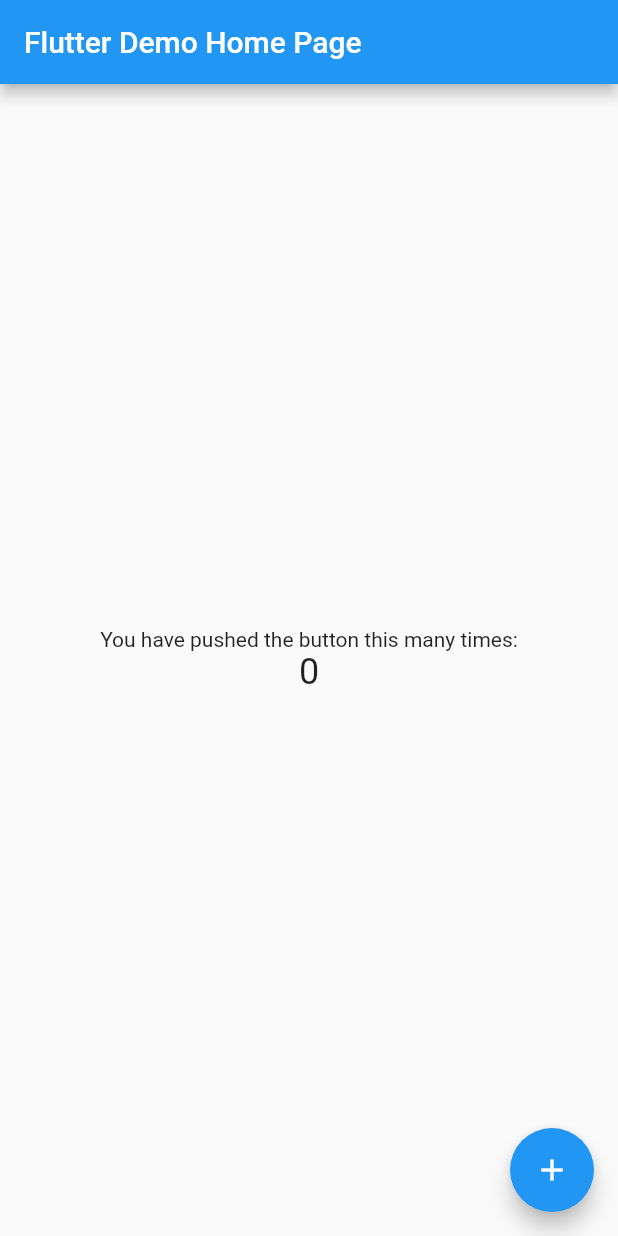
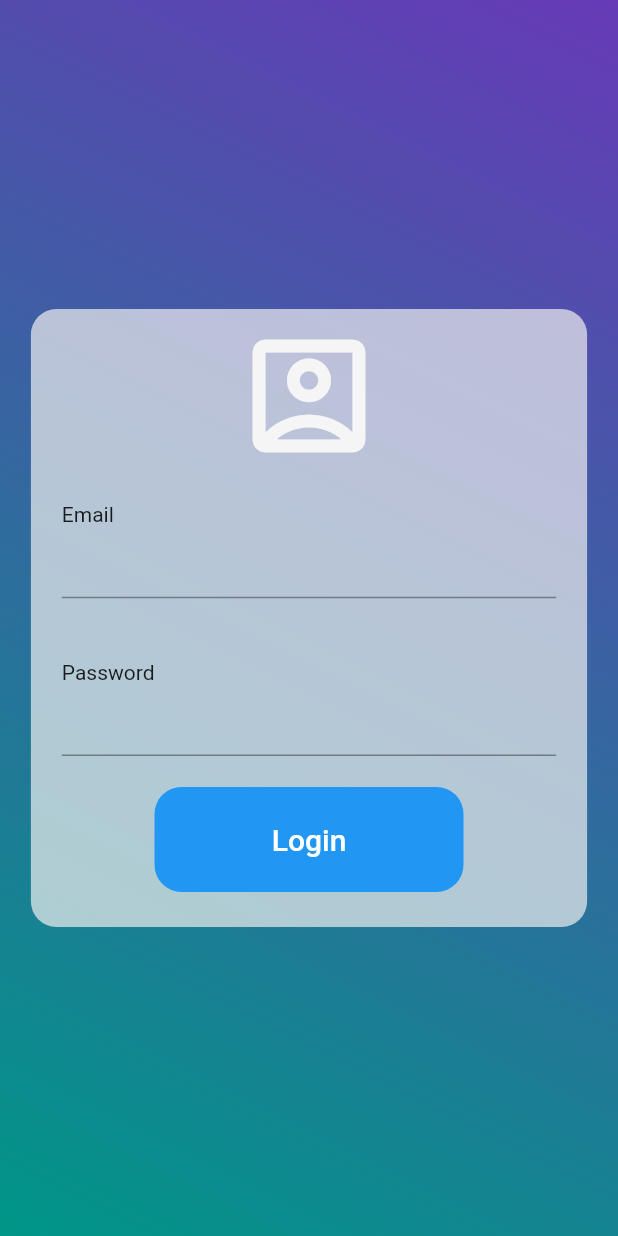
Before and after one commit to Madeean/MadeeKan, a Flutter app: the screen it shows after launch, on a phone screen of 412 x 824 dp. Run offline on Flutter 3.47's test engine with Material 2 defaults, Android fonts, the phone set to English and light mode, and no system bars.

Commit message:
ui login page

```diff
--- /dev/null
+++ b/lib/Auth/login_page.dart
@@ -0,0 +1,122 @@
+import 'dart:async';
+
+import 'package:flutter/material.dart';
+import 'package:madee_kan/Home/home_page.dart';
+import 'package:madee_kan/Widgets/loading_button.dart';
+
+class LoginPage extends StatefulWidget {
+  const LoginPage({Key? key}) : super(key: key);
+
+  @override
+  State<LoginPage> createState() => _LoginPageState();
+}
+
+class _LoginPageState extends State<LoginPage> {
+  bool isloading = false;
+  @override
+  Widget build(BuildContext context) {
+    final width = MediaQuery.of(context).size.width;
+    final height = MediaQuery.of(context).size.height;
+    return Scaffold(
+      body: Container(
+        decoration: BoxDecoration(
+          gradient: LinearGradient(
+            begin: Alignment.topRight,
+            end: Alignment.bottomLeft,
+            colors: [
+              Colors.deepPurple,
+              Colors.teal,
+            ],
+          ),
+        ),
+        child: Center(
+          child: Container(
+            width: MediaQuery.of(context).size.width * .9,
+            height: MediaQuery.of(context).size.height * .5,
+            decoration: BoxDecoration(
+              color: Colors.grey.shade200.withOpacity(0.7),
+              borderRadius: BorderRadius.circular(
+                17,
+              ),
+            ),
+            child: Column(
+              crossAxisAlignment: CrossAxisAlignment.start,
+              children: [
+                Center(
+                  child: Container(
+                    margin: EdgeInsets.only(top: width * 0.02),
+                    child: Icon(
+                      Icons.account_box_outlined,
+                      size: 100,
+                      color: Colors.grey.shade100,
+                    ),
+                  ),
+                ),
+                Container(
+                  margin: EdgeInsets.all(width * 0.05),
+                  child: Column(
+                    crossAxisAlignment: CrossAxisAlignment.start,
+                    children: [
+                      Text('Email'),
+                      TextFormField(
+                        cursorColor: Colors.white,
+                      ),
+                    ],
+                  ),
+                ),
+                Container(
+                  margin: EdgeInsets.all(width * 0.05),
+                  child: Column(
+                    crossAxisAlignment: CrossAxisAlignment.start,
+                    children: [
+                      Text('Password'),
+                      TextFormField(
+                        obscureText: true,
+                        cursorColor: Colors.white,
+                      ),
+                    ],
+                  ),
+                ),
+                Center(
+                  child: isloading
+                      ? LoadingButton()
+                      : Container(
+                          width: width * .5,
+                          height: width * .17,
+                          decoration: BoxDecoration(
+                            color: Colors.blue,
+                            borderRadius: BorderRadius.circular(
+                              18,
+                            ),
+                          ),
+                          child: TextButton(
+                            onPressed: () {
+                              setState(() {
+                                isloading = true;
+                              });
+                              Timer(Duration(seconds: 2), () {
+                                Navigator.pushAndRemoveUntil(
+                                    context,
+                                    MaterialPageRoute(
+                                        builder: (context) => HomePage()),
+                                    (route) => false);
+                              });
+                            },
+                            child: Text(
+                              'Login',
+                              style: TextStyle(
+                                  color: Colors.white,
+                                  fontSize: 20,
+                                  fontWeight: FontWeight.w500),
+                            ),
+                          ),
+                        ),
+                ),
+              ],
+            ),
+          ),
+        ),
+      ),
+    );
+  }
+}
--- a/lib/main.dart
+++ b/lib/main.dart
@@ -1,116 +1,19 @@
 import 'package:flutter/material.dart';
+
+import 'Auth/login_page.dart';
 
 void main() {
   runApp(const MyApp());
 }
 
 class MyApp extends StatelessWidget {
-  const MyApp({key});
+  const MyApp({Key? key}) : super(key: key);
 
-  // This widget is the root of your application.
   @override
   Widget build(BuildContext context) {
     return MaterialApp(
       debugShowCheckedModeBanner: false,
-      title: 'MadeeKan',
-      theme: ThemeData(
-        // This is the theme of your application.
-        //
-        // Try running your application with "flutter run". You'll see the
-        // application has a blue toolbar. Then, without quitting the app, try
-        // changing the primarySwatch below to Colors.green and then invoke
-        // "hot reload" (press "r" in the console where you ran "flutter run",
-        // or simply save your changes to "hot reload" in a Flutter IDE).
-        // Notice that the counter didn't reset back to zero; the application
-        // is not restarted.
-        primarySwatch: Colors.blue,
-      ),
-      home: const MyHomePage(title: 'Flutter Demo Home Page'),
+      home: LoginPage(),
     );
   }
 }
-
-class MyHomePage extends StatefulWidget {
-  const MyHomePage({key, required this.title});
-
-  // This widget is the home page of your application. It is stateful, meaning
-  // that it has a State object (defined below) that contains fields that affect
-  // how it looks.
-
-  // This class is the configuration for the state. It holds the values (in this
-  // case the title) provided by the parent (in this case the App widget) and
-  // used by the build method of the State. Fields in a Widget subclass are
-  // always marked "final".
-
-  final String title;
-
-  @override
-  State<MyHomePage> createState() => _MyHomePageState();
-}
-
-class _MyHomePageState extends State<MyHomePage> {
-  int _counter = 0;
-
-  void _incrementCounter() {
-    setState(() {
-      // This call to setState tells the Flutter framework that something has
-      // changed in this State, which causes it to rerun the build method below
-      // so that the display can reflect the updated values. If we changed
-      // _counter without calling setState(), then the build method would not be
-      // called again, and so nothing would appear to happen.
-      _counter++;
-    });
-  }
-
-  @override
-  Widget build(BuildContext context) {
-    // This method is rerun every time setState is called, for instance as done
-    // by the _incrementCounter method above.
-    //
-    // The Flutter framework has been optimized to make rerunning build methods
-    // fast, so that you can just rebuild anything that needs updating rather
-    // than having to individually change instances of widgets.
-    return Scaffold(
-      appBar: AppBar(
-        // Here we take the value from the MyHomePage object that was created by
-        // the App.build method, and use it to set our appbar title.
-        title: Text(widget.title),
-      ),
-      body: Center(
-        // Center is a layout widget. It takes a single child and positions it
-        // in the middle of the parent.
-        child: Column(
-          // Column is also a layout widget. It takes a list of children and
-          // arranges them vertically. By default, it sizes itself to fit its
-          // children horizontally, and tries to be as tall as its parent.
-          //
-          // Invoke "debug painting" (press "p" in the console, choose the
-          // "Toggle Debug Paint" action from the Flutter Inspector in Android
-          // Studio, or the "Toggle Debug Paint" command in Visual Studio Code)
-          // to see the wireframe for each widget.
-          //
-          // Column has various properties to control how it sizes itself and
-          // how it positions its children. Here we use mainAxisAlignment to
-          // center the children vertically; the main axis here is the vertical
-          // axis because Columns are vertical (the cross axis would be
-          // horizontal).
-          mainAxisAlignment: MainAxisAlignment.center,
-          children: <Widget>[
-            const Text(
-              'You have pushed the button this many times:',
-            ),
-            Text(
-              '$_counter',
-              style: Theme.of(context).textTheme.headline5,
-            ),
-          ],
-        ),
-      ),
-      floatingActionButton: FloatingActionButton(
-        onPressed: _incrementCounter,
-        tooltip: 'Increment',
-        child: const Icon(Icons.add),
-      ), // This trailing comma makes auto-formatting nicer for build methods.
-    );
-  }
-}
```
Also changed, not shown: lib/Home/home_page.dart (added, +15 -0 lines), lib/Widgets/loading_button.dart (added, +41 -0 lines).
